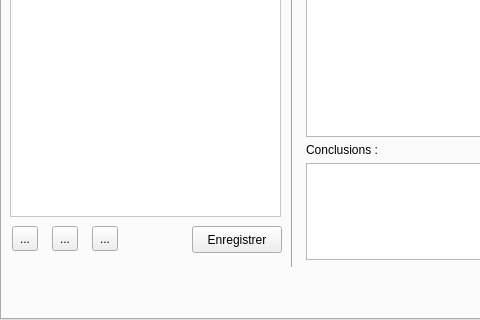
Qt form VetGUI/Form_medical.ui (FrancoisBagaini/OpenVet0.2) before a commit; both pictures show x 0 to 480 and y 200 to 520 of the 1024 by 520 pixel window.
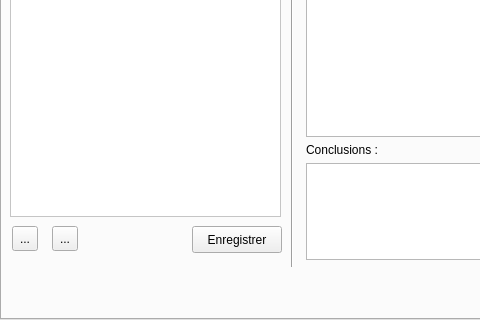
The same form after that commit. The open tabs and pages were chosen to show the change. Icons and pictures are not drawn. Custom widgets are drawn as their Qt base class.

Commit message: before last modifications in Analyse

What changed in the file:
```diff
--- a/VetGUI/Form_medical.ui
+++ b/VetGUI/Form_medical.ui
@@ -1532,29 +1532,6 @@
      </item>
     </layout>
    </widget>
-   <widget class="QToolButton" name="toolButton_EditAnalyse">
-    <property name="geometry">
-     <rect>
-      <x>90</x>
-      <y>400</y>
-      <width>26</width>
-      <height>25</height>
-     </rect>
-    </property>
-    <property name="text">
-     <string>...</string>
-    </property>
-    <property name="icon">
-     <iconset resource="resources.qrc">
-      <normaloff>:/newPrefix/images/edit1.png</normaloff>:/newPrefix/images/edit1.png</iconset>
-    </property>
-    <property name="iconSize">
-     <size>
-      <width>20</width>
-      <height>20</height>
-     </size>
-    </property>
-   </widget>
   </widget>
   <widget class="QWidget" name="tab_ordonnance">
    <attribute name="title">
```
The commit also changes 7 other files.
